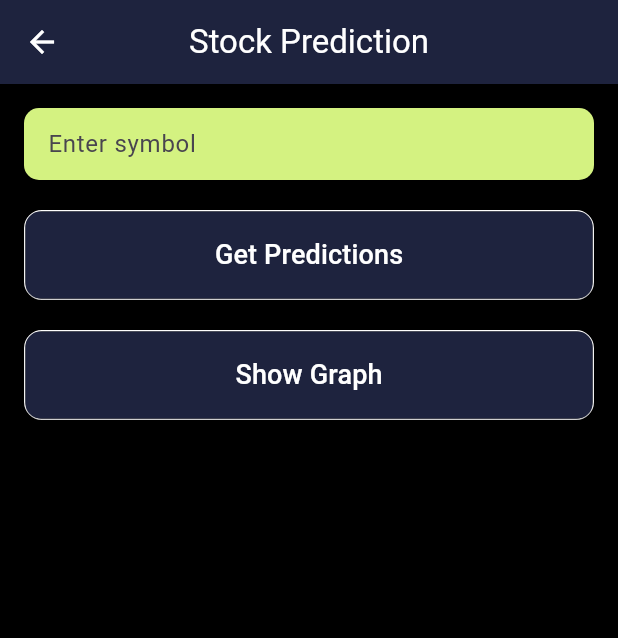
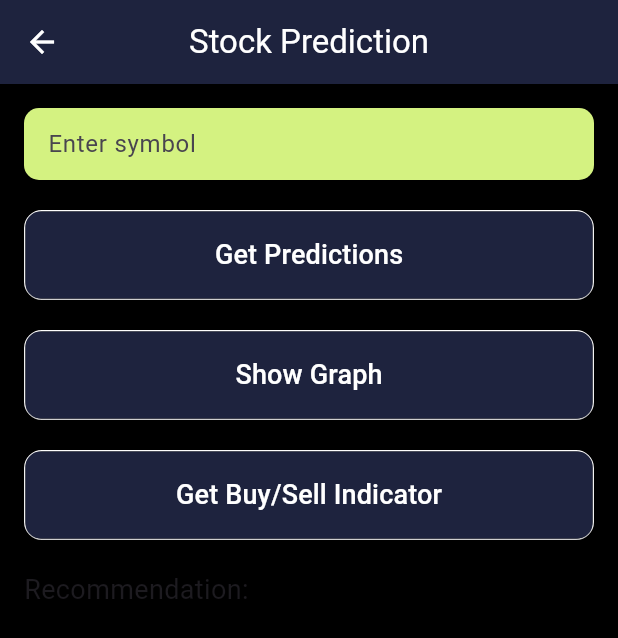
Before and after one commit to stranger-scripts-06/investment-manager, a Flutter app: the ForecastApp screen opened by its route, after a tap on "Get Predictions", on a phone screen of 412 x 824 dp. Shown: the top 638 px of the screen. Run offline on Flutter 3.47's test engine with Material 3 defaults, Android fonts, the phone set to English and light mode, and no system bars; our stand-ins replace cloud_firestore, firebase_auth, firebase_core, fl_chart, flutter_svg; missing offline and left inert: flutter_webview_plugin; accounts and stored records are empty; network calls fail.

Commit message:
buy sell indicator added

```diff
--- a/lib/pages/prediction.dart
+++ b/lib/pages/prediction.dart
@@ -11,6 +11,7 @@ class _ForecastAppState extends State<ForecastApp> {
   String imageUrl = 'http://127.0.0.1:5000/static/forecast_plot.png';
   TextEditingController _symbolController = TextEditingController();
   List<dynamic> predictions = [];
+  String recommendation = '';
   bool _isLoading = false;
 
   Future<void> getForecast() async {
@@ -26,6 +27,33 @@ class _ForecastAppState extends State<ForecastApp> {
         final Map<String, dynamic> data = json.decode(response.body);
         setState(() {
           predictions = List<dynamic>.from(data['predictions']);
+        });
+      } else {
+        setState(() {
+          // Handle error scenario
+        });
+      }
+    } catch (error) {
+      setState(() {
+        // Handle error scenario
+      });
+    }
+  }
+
+  Future<void> getIndicator() async {
+    final String apiUrl = 'http://127.0.0.1:5000/buysell';
+
+    try {
+      final response = await http.post(
+        Uri.parse(apiUrl),
+        body: {'symbol': _symbolController.text},
+      );
+
+      if (response.statusCode == 200) {
+        final Map<String, dynamic> data = json.decode(response.body);
+        setState(() {
+          // Extract recommendation value as a string
+          recommendation = data['buy_sell_ind'].toString();
         });
       } else {
         setState(() {
@@ -182,7 +210,34 @@ class _ForecastAppState extends State<ForecastApp> {
                   }
                 },
               ),
+
+            Container(
+              decoration: BoxDecoration(
+                border: Border.all(color: Colors.white),
+                borderRadius: BorderRadius.circular(12),
+              ),
+              child: ElevatedButton(
+                onPressed: () => getIndicator(),
+                style: ElevatedButton.styleFrom(
+                  primary: Color.fromARGB(255, 30, 35, 62), // Button color
+                  padding: EdgeInsets.symmetric(vertical: 16),
+                  // Button padding
+                  shape: RoundedRectangleBorder(
+                    borderRadius:
+                        BorderRadius.circular(10), // Button border radius
+                  ),
+                ),
+                child: Text(
+                  'Get Buy/Sell Indicator',
+                  style: TextStyle(fontSize: 18, color: Colors.white),
+                ),
+              ),
+            ),
             SizedBox(height: 20),
+            Text(
+              'Recommendation: $recommendation', // Display recommendation text
+              style: TextStyle(fontSize: 18),
+            ),
             // Text(
             //   'Predictions:',
             //   style: TextStyle(
```
Also changed, not shown: 1 other file.
